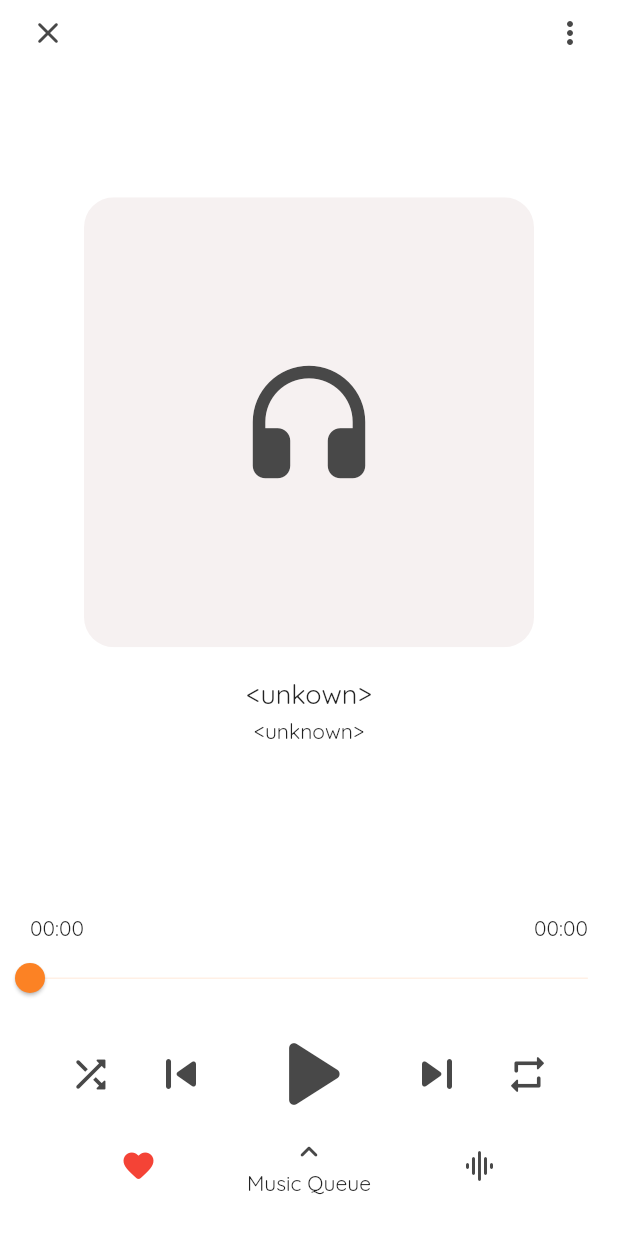
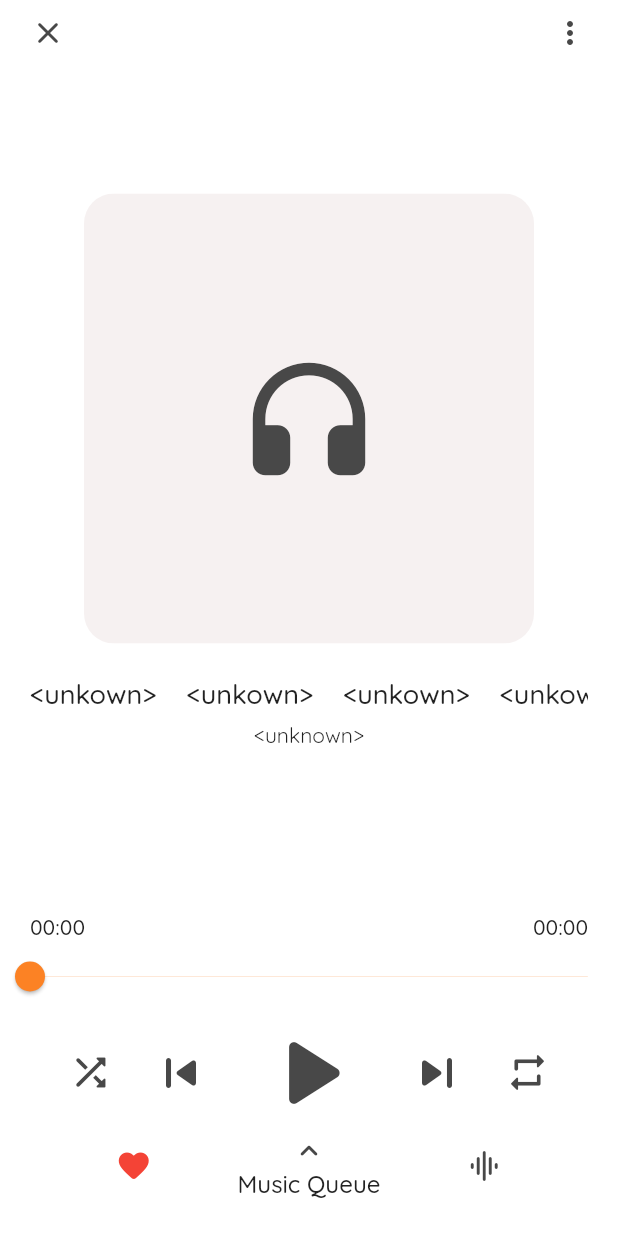
Before and after one commit to IdaresitEmmanuel/music_player, a Flutter app: the MaxiPlayer screen opened directly, on a phone screen of 412 x 824 dp. Run offline on Flutter 3.47's test engine with Material 2 defaults, Android fonts, the phone set to English and light mode, and no system bars; drawn by our look-alikes of marquee; our stand-ins replace audio_service, bloc, dartz, equatable, flutter_bloc, freezed_annotation and 5 more; missing offline and left inert: audio_session; accounts and stored records are empty.

```diff
--- a/lib/features/music/presentation/bloc/playlist_bloc/playlist_bloc.dart
+++ b/lib/features/music/presentation/bloc/playlist_bloc/playlist_bloc.dart
@@ -3,6 +3,7 @@ import 'dart:typed_data';
 import 'package:bloc/bloc.dart';
 import 'package:dartz/dartz.dart';
 import 'package:freezed_annotation/freezed_annotation.dart';
+import 'package:music_player/core/utilities/helper_functions.dart';
 import 'package:music_player/features/music/domain/entities/music.dart';
 import 'package:music_player/features/music/domain/usecases/music_usecases/get_album_art.dart';
 import 'package:music_player/features/music/domain/usecases/music_usecases/get_music_by_album.dart';
@@ -59,7 +60,10 @@ class PlaylistBloc extends Bloc<PlaylistEvent, PlaylistState> {
     });
 
     on<GetPlaylistThumbnailEvent>((event, emit) async {
-      final result = await getAlbumArt(event.id);
+      var result = await getAlbumArt(event.id);
+      if (state.musicList.isNotEmpty && result == null) {
+        result = await getArtWork(state.musicList[0].id);
+      }
       if (result != null) {
         emit(state.copyWith(image: some(result)));
       }
--- a/lib/features/music/presentation/views/library/widgets/album_widget.dart
+++ b/lib/features/music/presentation/views/library/widgets/album_widget.dart
@@ -26,7 +26,7 @@ class AlbumWidget extends StatelessWidget {
             color: Theme.of(context).cardColor,
             borderRadius: BorderRadius.circular(6.0)),
         child: FutureBuilder(
-            future: getArtWork(album.id),
+            future: getAlbumArtWork(album.id),
             builder: (context, snapshot) {
               if (snapshot.hasData) {
                 return ClipRRect(
--- a/lib/features/music/presentation/views/player/equalizer.dart
+++ b/lib/features/music/presentation/views/player/equalizer.dart
@@ -89,8 +89,9 @@ class _EqualizerState extends State<Equalizer> {
                                       ),
                                       const SizedBox(height: 5.0),
                                       Text('${band.centerFrequency.round()} Hz',
-                                          style:
-                                              const TextStyle(fontSize: 10.0)),
+                                          style: const TextStyle(
+                                              fontSize: 12.0,
+                                              fontWeight: FontWeight.w500)),
                                       // const Spacer(),
                                     ],
                                   ),
--- a/lib/features/music/presentation/views/player/maxi_player.dart
+++ b/lib/features/music/presentation/views/player/maxi_player.dart
@@ -4,6 +4,7 @@ import 'dart:typed_data';
 import 'package:audio_service/audio_service.dart';
 import 'package:flutter/material.dart';
 import 'package:flutter_bloc/flutter_bloc.dart';
+import 'package:marquee/marquee.dart';
 import 'package:music_player/core/utilities/helper_functions.dart';
 import 'package:music_player/features/music/domain/entities/music.dart';
 import 'package:music_player/features/music/presentation/bloc/player_bloc/player_bloc.dart';
@@ -20,14 +21,14 @@ class MaxiPlayer extends StatefulWidget {
 
 class _MaxiPlayerState extends State<MaxiPlayer> {
   late final StreamSubscription playerBlocStream;
-  final ValueNotifier<int?> thumbnailNotifier = ValueNotifier(null);
+  final ValueNotifier<int> thumbnailNotifier = ValueNotifier(0);
 
   @override
   void initState() {
     playerBlocStream = context.read<PlayerBloc>().stream.listen((state) {
       var music = state.queue[state.currentIndex];
-      if (music.albumId != thumbnailNotifier.value) {
-        thumbnailNotifier.value = music.albumId;
+      if (music.id != thumbnailNotifier.value) {
+        thumbnailNotifier.value = music.id;
       }
     });
     super.initState();
@@ -65,20 +66,29 @@ class _MaxiPlayerState extends State<MaxiPlayer> {
                 ClipRRect(
                   borderRadius: BorderRadius.circular(20.0),
                   child: Container(
+                    margin: EdgeInsets.symmetric(
+                        horizontal: AppDimentions.pageMargin),
                     constraints:
                         const BoxConstraints(maxWidth: 300.0, maxHeight: 300.0),
-                    color: Theme.of(context).cardColor,
+                    decoration: BoxDecoration(
+                        color: Theme.of(context).cardColor,
+                        borderRadius: BorderRadius.circular(20.0)),
                     child: ValueListenableBuilder(
                       valueListenable: thumbnailNotifier,
-                      builder: (context, int? albumId, child) {
+                      builder: (context, int albumId, child) {
                         return FutureBuilder(
-                            future: albumId != null
-                                ? getArtWork(albumId)
-                                : Future.value(),
+                            future: getArtWork(albumId),
                             builder: (context, snapshot) {
                               if (snapshot.hasData) {
-                                return Image.memory(snapshot.data as Uint8List,
-                                    fit: BoxFit.cover);
+                                return ClipRRect(
+                                  borderRadius: BorderRadius.circular(20.0),
+                                  child: Image.memory(
+                                    snapshot.data as Uint8List,
+                                    fit: BoxFit.cover,
+                                    width: double.maxFinite,
+                                    height: double.maxFinite,
+                                  ),
+                                );
                               }
 
                               return SizedBox(
@@ -104,14 +114,25 @@ class _MaxiPlayerState extends State<MaxiPlayer> {
                             path: "path",
                             data: "data",
                             size: 3);
-                    return Column(
-                      children: [
-                        Text(currentMusic.title,
-                            textAlign: TextAlign.center,
-                            style: const TextStyle(fontSize: 18.0)),
-                        const SizedBox(height: 4.0),
-                        Text(currentMusic.artist ?? "<unknown>"),
-                      ],
+                    return Container(
+                      constraints: const BoxConstraints(maxHeight: 50.0),
+                      margin: EdgeInsets.symmetric(
+                          horizontal: AppDimentions.pageMargin),
+                      child: Column(
+                        children: [
+                          Expanded(
+                            child: Marquee(
+                                text: currentMusic.title,
+                                pauseAfterRound: const Duration(seconds: 5),
+                                blankSpace: 20.0,
+                                style: const TextStyle(
+                                    fontSize: 18.0,
+                                    fontWeight: FontWeight.w500)),
+                          ),
+                          const SizedBox(height: 5.0),
+                          Text(currentMusic.artist ?? "<unknown>"),
+                        ],
+                      ),
                     );
                   },
                 )
@@ -140,10 +161,14 @@ class Controlls extends StatelessWidget {
               return Row(
                   mainAxisAlignment: MainAxisAlignment.spaceBetween,
                   children: [
-                    Text(getDurationString(
-                        state.currentPositioin.inMilliseconds.toDouble())),
-                    Text(getDurationString(
-                        state.songDuration.inMilliseconds.toDouble())),
+                    Text(
+                        getDurationString(
+                            state.currentPositioin.inMilliseconds.toDouble()),
+                        style: const TextStyle(fontWeight: FontWeight.w500)),
+                    Text(
+                        getDurationString(
+                            state.songDuration.inMilliseconds.toDouble()),
+                        style: const TextStyle(fontWeight: FontWeight.w500)),
                   ]);
             },
           ),
@@ -189,7 +214,9 @@ class Controlls extends StatelessWidget {
                     Icons.keyboard_arrow_up_rounded,
                     color: Theme.of(context).iconTheme.color,
                   ),
-                  const Text('Music Queue'),
+                  const Text('Music Queue',
+                      style: TextStyle(
+                          fontSize: 16.0, fontWeight: FontWeight.w500)),
                 ],
               ),
             ),
```
Also changed, not shown: lib/core/utilities/helper_functions.dart (+7 -2 lines), lib/features/music/presentation/bloc/equalizer_bloc/equalizer_bloc.dart (+7 -6 lines), lib/features/music/presentation/views/library/widgets/song_widget.dart (+6 -5 lines), lib/features/music/presentation/views/player/mini_player.dart (+5 -7 lines), lib/features/music/presentation/views/playlist/playlist.dart (+8 -0 lines), 1 other file.
